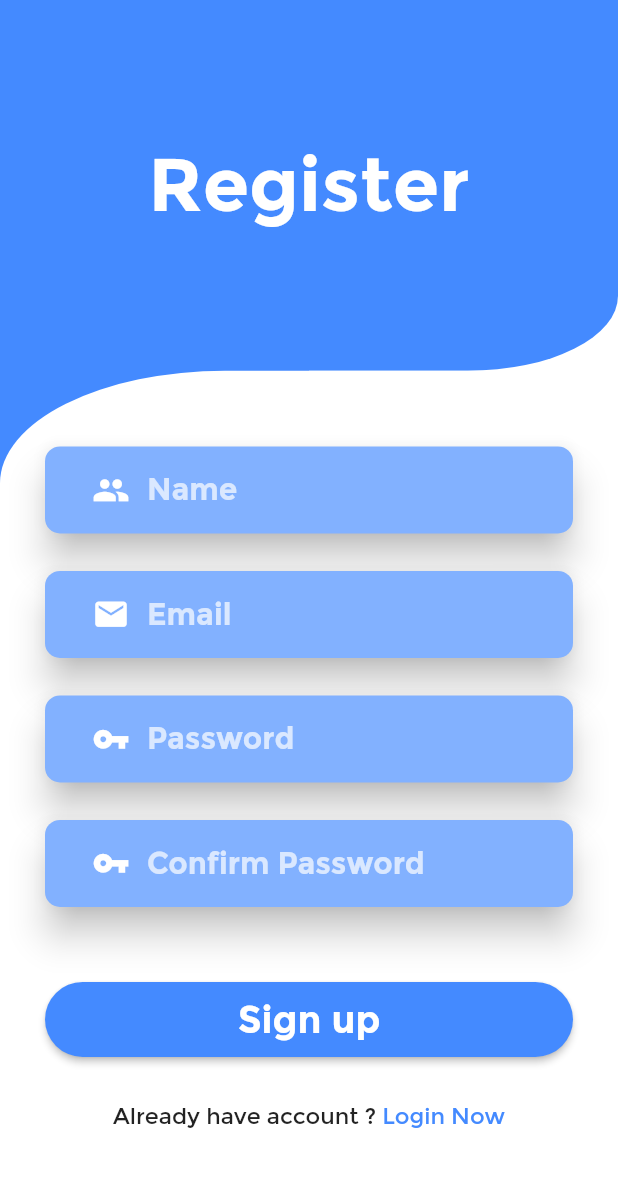
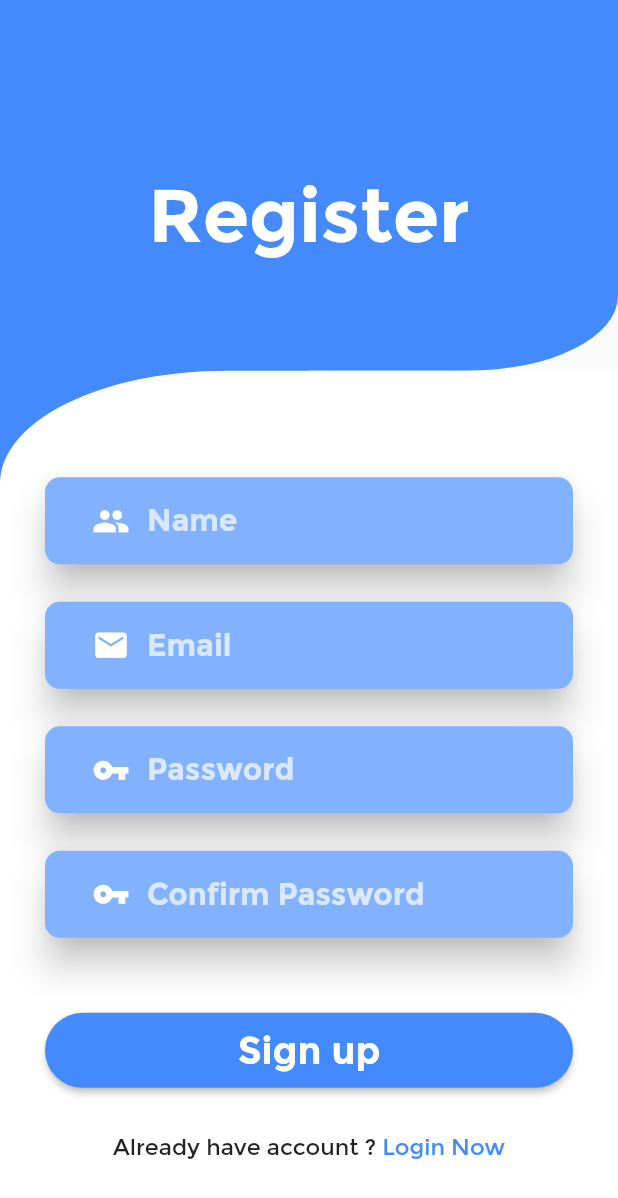
Before and after one commit to uloydev/simple-todo-app, a Flutter app: the screen it shows after launch, after a tap on "Register Now", on a phone screen of 412 x 824 dp. Shown: the top 1198 px of the screen. Run offline on Flutter 3.47's test engine with Material 2 defaults, Android fonts, the phone set to English and light mode, and no system bars; our stand-ins replace simple_animations, supercharged.

Commit message:
[FIX] backgorund overflowed error

```diff
--- a/app/simple_todo_app/lib/components/auth_background.dart
+++ b/app/simple_todo_app/lib/components/auth_background.dart
@@ -1,17 +1,17 @@
 import 'package:flutter/material.dart';
-
-
 
 class AuthBackground extends StatelessWidget {
   @override
   Widget build(BuildContext context) {
     Size screenSize = MediaQuery.of(context).size;
-    return Stack(children: [
+    return Container(
+      child: Stack(children: [
         Container(
           color: Colors.blueAccent,
           width: screenSize.width / 2,
         ),
-              Column(
+        ListView(
+          padding: EdgeInsets.zero,
           children: [
             Container(
               height: screenSize.height * 0.30,
@@ -24,11 +24,12 @@ class AuthBackground extends StatelessWidget {
               height: screenSize.height * 0.70,
               decoration: BoxDecoration(
                   color: Colors.white,
-                        borderRadius: BorderRadius.only(
-                            topLeft: Radius.elliptical(150, 75))),
-                  )
+                  borderRadius:
+                      BorderRadius.only(topLeft: Radius.elliptical(150, 75))),
+            ),
           ],
         ),
-            ]);
+      ]),
+    );
   }
 }
--- a/app/simple_todo_app/lib/screens/login_screen.dart
+++ b/app/simple_todo_app/lib/screens/login_screen.dart
@@ -15,16 +15,14 @@ class _LoginScreenState extends State<LoginScreen> {
     Size screenSize = MediaQuery.of(context).size;
 
     return Scaffold(
-        resizeToAvoidBottomInset: false,
-        backgroundColor: Colors.white,
         body: Stack(
           children: [
             AuthBackground(),
-            Container(
+            ListView(
               padding: EdgeInsets.symmetric(vertical: 10, horizontal: 30),
-              child: ListView(children: [
+              children: [
               SizedBox(
-                  height: screenSize.height * 0.1,
+                height: screenSize.height * 0.125,
               ),
               FadeAnimation(
                 delay: 300,
@@ -109,8 +107,7 @@ class _LoginScreenState extends State<LoginScreen> {
                       )
                     ]),
               )
-              ]),
-            )
+            ])
           ],
         ));
   }
--- a/app/simple_todo_app/lib/screens/register_screen.dart
+++ b/app/simple_todo_app/lib/screens/register_screen.dart
@@ -15,16 +15,14 @@ class _RegisterScreenState extends State<RegisterScreen> {
     Size screenSize = MediaQuery.of(context).size;
 
     return Scaffold(
-        resizeToAvoidBottomInset: false,
-        backgroundColor: Colors.white,
         body: Stack(
           children: [
             AuthBackground(),
-            Container(
+            ListView(
               padding: EdgeInsets.symmetric(vertical: 10, horizontal: 30),
-              child: ListView(children: [
+              children: [
               SizedBox(
-                  height: screenSize.height * 0.1,
+                height: screenSize.height * 0.125,
               ),
               FadeAnimation(
                 delay: 300,
@@ -135,8 +133,7 @@ class _RegisterScreenState extends State<RegisterScreen> {
                       )
                     ]),
               )
-              ]),
-            )
+            ])
           ],
         ));
   }
```
Lines whose indentation alone changed are shown as unchanged.
